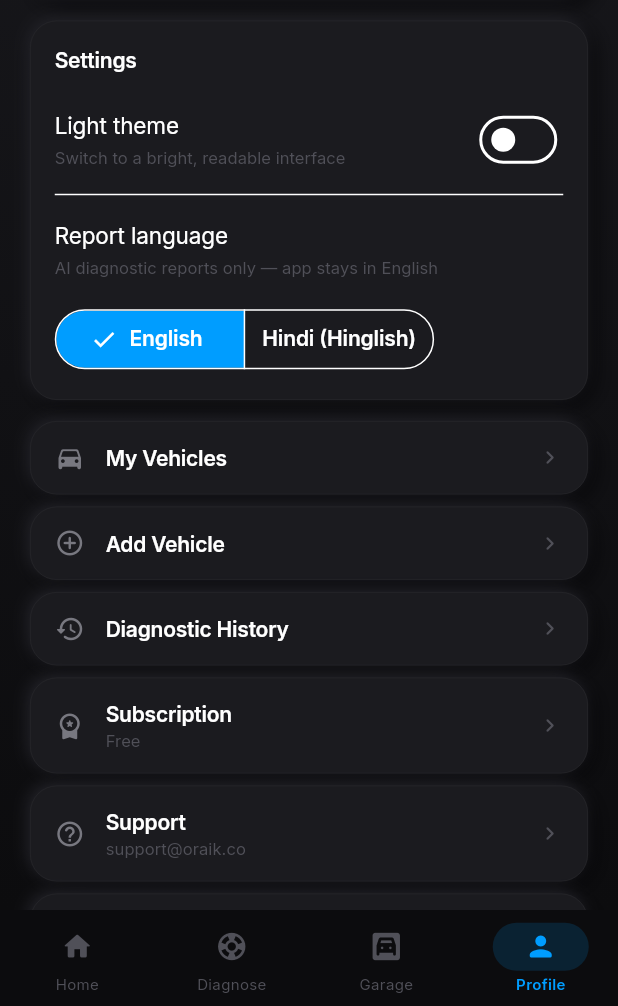
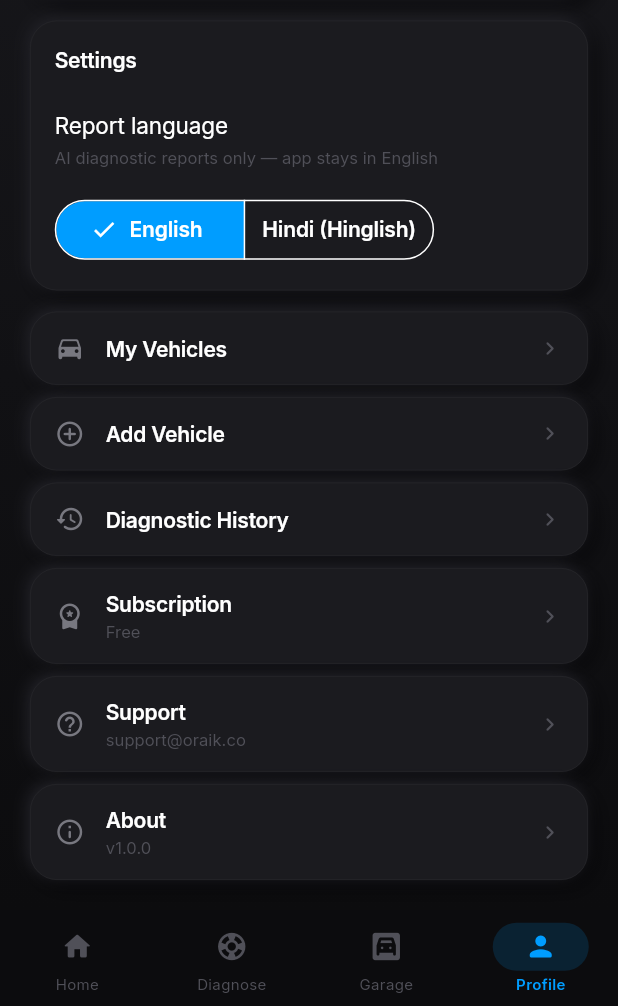
Before and after one commit to Oraik-LLP/FixEase, a Flutter app: the screen it shows after launch, after a tap on "Garage", after a tap on the "person outline" icon, on a phone screen of 412 x 824 dp, the part 230-1236 px from its top. Run offline on Flutter 3.47's test engine with Material 3 defaults, Android fonts, the phone set to English and light mode, and no system bars; our stand-ins replace camera, file_picker, flutter_image_compress, flutter_local_notifications, flutter_timezone, flutter_tts and 9 more; missing offline and left inert: bluetooth_serial_android, ntp, purchases_flutter, record, workmanager; statements that could not run were skipped.

Commit message:
Apply new branding and enforce dark theme

```diff
--- a/flutter_native_splash.yaml
+++ b/flutter_native_splash.yaml
@@ -1,9 +1,9 @@
 flutter_native_splash:
   color: "#111114"
-  image: assets/logo/fixease_logo.png
+  image: fixease_new_logo.png
   android: true
   ios: true
   android_12:
     color: "#111114"
-    image: assets/logo/fixease_logo.png
+    image: fixease_new_logo.png
   fullscreen: true
--- a/lib/main.dart
+++ b/lib/main.dart
@@ -39,7 +39,6 @@ import 'widgets/neuomorphic.dart';
 void main() async {
   WidgetsFlutterBinding.ensureInitialized();
   await LocalStoreService.init();
-  await ThemeService.instance.init();
   await LocaleService.instance.init();
   try {
     await VehicleService.instance.load();
@@ -76,15 +75,11 @@ class FixEaseApp extends StatelessWidget {
 
   @override
   Widget build(BuildContext context) {
-    return ListenableBuilder(
-      listenable: ThemeService.instance,
-      builder: (context, _) {
     return MaterialApp(
       debugShowCheckedModeBanner: false,
       title: 'FixEase',
-          theme: buildFixEaseLightTheme(),
-          darkTheme: buildFixEaseTheme(),
-          themeMode: ThemeService.instance.mode,
+      theme: buildFixEaseTheme(),
+      themeMode: ThemeMode.dark,
       locale: const Locale('en'),
       localizationsDelegates: const [
         AppLocalizations.delegate,
@@ -95,8 +90,6 @@ class FixEaseApp extends StatelessWidget {
       supportedLocales: const [Locale('en')],
       home: const SplashScreen(),
     );
-      },
-    );
   }
 }
 
@@ -113,7 +106,7 @@ class SplashScreen extends StatefulWidget {
 
 class _SplashScreenState extends State<SplashScreen>
     with SingleTickerProviderStateMixin {
-  static const _logoAsset = AssetImage('assets/logo/fixease_logo.png');
+  static const _logoAsset = AssetImage('fixease_new_logo.png');
   late final AnimationController _anim;
   late final Animation<double> _fadeIn;
   late final Animation<double> _scale;
@@ -1166,7 +1159,6 @@ class DiagnoseTabBody extends StatelessWidget {
           const SizedBox(height: 6),
           const _FreeQuotaHelperText(),
           const SizedBox(height: 24),
-
           _DiagnoseOptionCard(
             icon: Icons.warning_amber_rounded,
             title: l10n.urgentOnTheSpot,
@@ -1175,7 +1167,6 @@ class DiagnoseTabBody extends StatelessWidget {
             onTap: () => _guardedLaunch(context, const UrgentWizardScreen()),
           ),
           const SizedBox(height: 14),
-
           _DiagnoseOptionCard(
             icon: Icons.camera_alt_rounded,
             title: l10n.photoBased,
@@ -1184,7 +1175,6 @@ class DiagnoseTabBody extends StatelessWidget {
             onTap: () => _guardedLaunch(context, const PhotoDiagnoseScreen()),
           ),
           const SizedBox(height: 14),
-
           _DiagnoseOptionCard(
             icon: Icons.videocam_rounded,
             title: l10n.geminiLive,
@@ -1749,18 +1739,6 @@ class ProfileTabBody extends StatelessWidget {
                 Text(l10n.settings, style: tt.titleMedium),
                 const SizedBox(height: 8),
                 ListenableBuilder(
-                  listenable: ThemeService.instance,
-                  builder: (_, __) => SwitchListTile(
-                    contentPadding: EdgeInsets.zero,
-                    title: Text(l10n.lightTheme),
-                    subtitle: Text(l10n.lightThemeSubtitle, style: tt.bodySmall),
-                    value: ThemeService.instance.isLight,
-                    activeThumbColor: AppColors.accent,
-                    onChanged: (_) => ThemeService.instance.toggle(),
-                  ),
-                ),
-                const Divider(height: 1),
-                ListenableBuilder(
                   listenable: LocaleService.instance,
                   builder: (_, __) => Column(
                     crossAxisAlignment: CrossAxisAlignment.start,
@@ -1858,7 +1836,8 @@ class ProfileTabBody extends StatelessWidget {
               subtitle: 'Restore the free 3-diagnosis allowance',
               onTap: () async {
                 try {
-                  await SubscriptionService.instance.resetFreeCreditsForTesting();
+                  await SubscriptionService.instance
+                      .resetFreeCreditsForTesting();
                   if (!context.mounted) return;
                   ScaffoldMessenger.of(context).showSnackBar(
                     const SnackBar(
--- a/lib/services/theme_service.dart
+++ b/lib/services/theme_service.dart
@@ -1,45 +1,6 @@
 import 'package:flutter/material.dart';
 
 import '../theme/app_theme.dart';
-import 'local_store_service.dart';
-
-/// Persists and broadcasts light/dark theme preference.
-class ThemeService extends ChangeNotifier {
-  ThemeService._();
-  static final instance = ThemeService._();
-
-  static const _key = 'theme_mode';
-
-  ThemeMode _mode = ThemeMode.dark;
-
-  ThemeMode get mode => _mode;
-
-  bool get isLight => _mode == ThemeMode.light;
-
-  Future<void> init() async {
-    await LocalStoreService.init();
-    final stored = LocalStoreService.prefs.getString(_key);
-    _mode = switch (stored) {
-      'light' => ThemeMode.light,
-      'dark' => ThemeMode.dark,
-      _ => ThemeMode.dark,
-    };
-  }
-
-  Future<void> setMode(ThemeMode mode) async {
-    if (_mode == mode) return;
-    _mode = mode;
-    await LocalStoreService.prefs.setString(
-      _key,
-      mode == ThemeMode.light ? 'light' : 'dark',
-    );
-    notifyListeners();
-  }
-
-  Future<void> toggle() async {
-    await setMode(isLight ? ThemeMode.dark : ThemeMode.light);
-  }
-}
 
 /// Light palette companion to [AppColors].
 abstract final class AppColorsLight {
--- a/pubspec.yaml
+++ b/pubspec.yaml
@@ -1,7 +1,7 @@
 name: fixease
 description: FixEase car diagnostic app
 publish_to: "none"
-version: 1.0.0+8
+version: 1.0.0+9
 
 environment:
   sdk: ">=3.3.0 <4.0.0"
@@ -52,12 +52,13 @@ flutter:
   generate: true
   assets:
     - assets/logo/
+    - fixease_new_logo.png
 
 flutter_launcher_icons:
   android: "launcher_icon"
   ios: false
   image_path: "fixease_new_logo.png"
   min_sdk_android: 21
-  adaptive_icon_background: "#FFFFFF"
+  adaptive_icon_background: "#111114"
   adaptive_icon_foreground: "fixease_new_logo.png"
   adaptive_icon_foreground_inset: 0
```
Also changed, not shown: 28 other files. Lines whose indentation alone changed are shown as unchanged.
